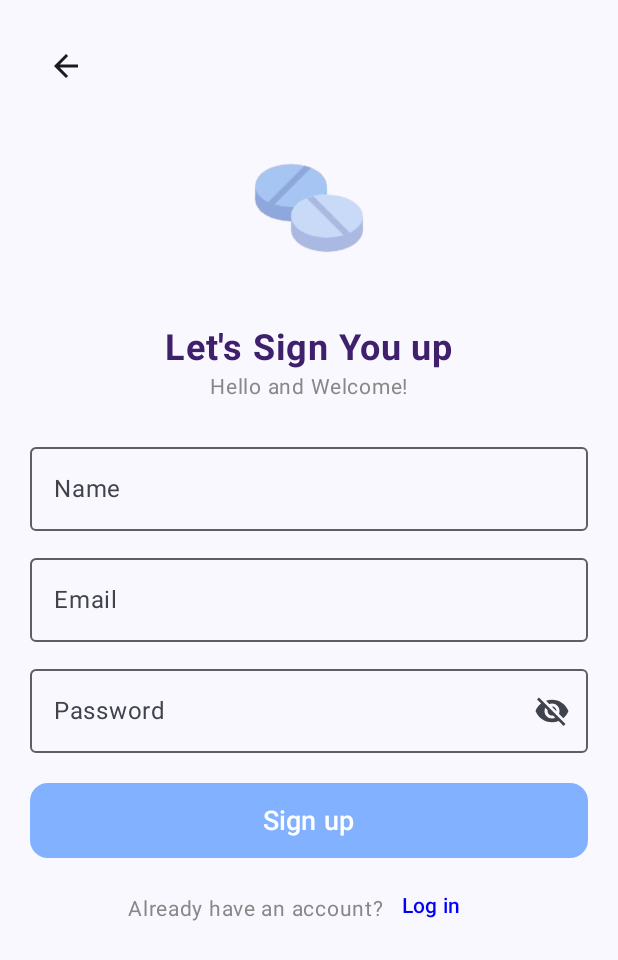
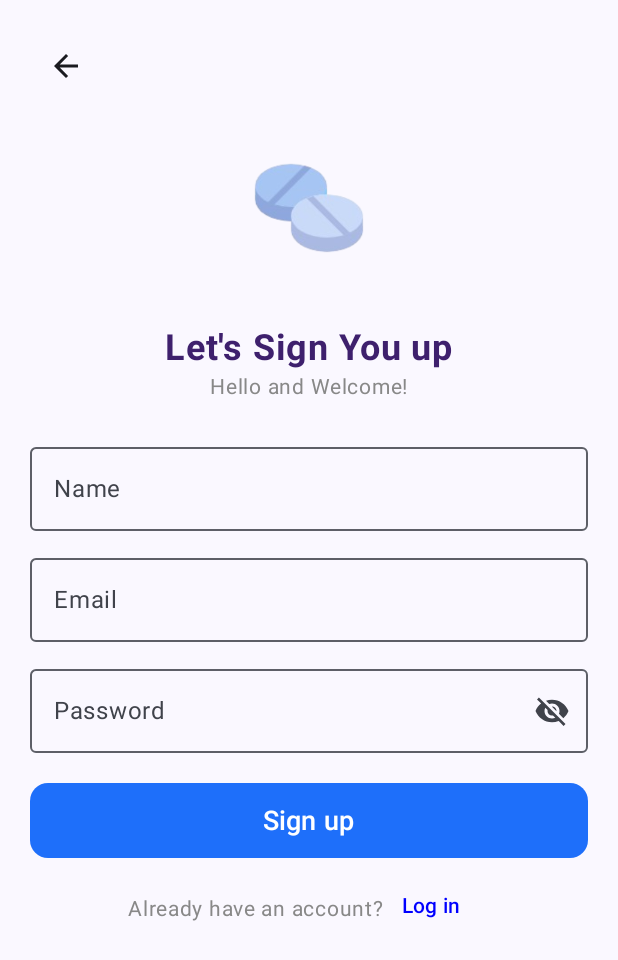
Before and after one commit to abdo1salah/medical_reiminder, an Android app built with Jetpack Compose: the screen it shows after launch (MainActivity), after a tap on "Sign up", on a phone screen of 412 x 824 dp. Shown: the top 960 px of the screen. Run offline under Robolectric (Android 15) with nearby library versions, the phone set to English and light mode, and no system bars; our stand-ins replace Firebase (no records; nobody signed in at launch, a user with empty details on screens opened directly), Room's generated code; libraries missing offline, so code that uses them is left out: com.google.mlkit.vision.

Commit message:
signUp screen

```diff
--- a/app/src/main/java/com/example/medicalreiminder/presentation/Navigation.kt
+++ b/app/src/main/java/com/example/medicalreiminder/presentation/Navigation.kt
@@ -73,10 +73,11 @@ fun Navigation(
 @Composable
 fun auth(modifier: Modifier = Modifier, viewModel: ReminderViewModel, nav: () -> Unit) {
     Column {
-        Text("product${viewModel.prodName}", modifier = modifier)
+        //Text("product${viewModel.prodName}", modifier = modifier)
         Button(modifier = modifier, onClick = { viewModel.scanBarcode() }) {
             Text("scan")
         }
+
     }
 
 }
--- a/app/src/main/java/com/example/medicalreiminder/presentation/SignupActivity.kt
+++ b/app/src/main/java/com/example/medicalreiminder/presentation/SignupScreen.kt
@@ -1,9 +1,6 @@
 package com.example.medicalreiminder.presentation
 
-import android.os.Bundle
 import android.widget.Toast
-import androidx.activity.ComponentActivity
-import androidx.activity.compose.setContent
 import androidx.compose.foundation.Image
 import androidx.compose.foundation.layout.*
 import androidx.compose.foundation.shape.RoundedCornerShape
@@ -23,7 +20,6 @@ import androidx.compose.ui.text.font.FontWeight
 import androidx.compose.ui.text.input.KeyboardType
 import androidx.compose.ui.text.input.PasswordVisualTransformation
 import androidx.compose.ui.text.input.VisualTransformation
-import androidx.compose.ui.tooling.preview.Preview
 import androidx.compose.ui.unit.dp
 import androidx.compose.ui.unit.sp
 import com.example.medicalreiminder.R
@@ -136,7 +132,7 @@ fun SignupScreen(modifier: Modifier = Modifier,viewModel: AuthenticationViewMode
                 .fillMaxWidth()
                 .height(50.dp),
             shape = RoundedCornerShape(12.dp),
-            colors = ButtonDefaults.buttonColors(containerColor = Color(0xFF82B1FF))
+            colors = ButtonDefaults.buttonColors(containerColor = Color(0xFF1E6FFA))
         ) {
             Text("Sign up", fontSize = 18.sp, color = Color.White)
         }
--- a/app/src/main/java/com/example/medicalreiminder/viewModels/AuthenticationViewModel.kt
+++ b/app/src/main/java/com/example/medicalreiminder/viewModels/AuthenticationViewModel.kt
@@ -25,6 +25,11 @@ class AuthenticationViewModel : ViewModel() {
         context: Context,
         onResult: (Boolean, String?) -> Unit
     ) {
+        if (email.isBlank() or password.isBlank() or name.isBlank() ) {
+            Toast.makeText(context, "please write email , password and name first", Toast.LENGTH_SHORT)
+                .show()
+            return
+        }
         auth.createUserWithEmailAndPassword(email, password)
             .addOnCompleteListener { Result ->
                 if (Result.isSuccessful) {
```
